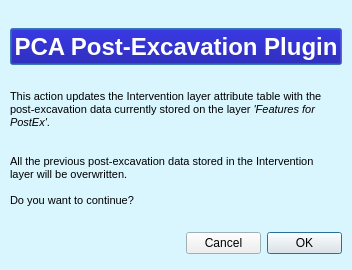
Above: PCA_PostExcavation/pca_postex_update_Interventions_dialog_base.ui from PCA-Geodata/PCA-PostExcavation-QGIS-Plugin before the change. Below: the same form after it.
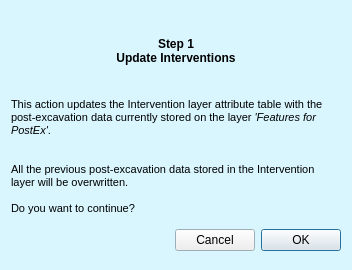
That is the form after the change. Icons and pictures are not drawn.

```diff
--- a/PCA_PostExcavation/pca_postex_update_Interventions_dialog_base.ui
+++ b/PCA_PostExcavation/pca_postex_update_Interventions_dialog_base.ui
@@ -101,358 +101,65 @@
   <property name="windowTitle">
    <string>PCA PostExcavation Plugin</string>
   </property>
-  <widget class="QPushButton" name="pushButton">
-   <property name="geometry">
-    <rect>
-     <x>10</x>
-     <y>28</y>
-     <width>332</width>
-     <height>37</height>
-    </rect>
-   </property>
-   <property name="sizePolicy">
-    <sizepolicy hsizetype="Fixed" vsizetype="Fixed">
-     <horstretch>0</horstretch>
-     <verstretch>0</verstretch>
-    </sizepolicy>
-   </property>
-   <property name="palette">
-    <palette>
-     <active>
-      <colorrole role="Button">
-       <brush brushstyle="SolidPattern">
-        <color alpha="255">
-         <red>0</red>
-         <green>0</green>
-         <blue>153</blue>
-        </color>
-       </brush>
-      </colorrole>
-      <colorrole role="Light">
-       <brush brushstyle="SolidPattern">
-        <color alpha="255">
-         <red>0</red>
-         <green>0</green>
-         <blue>147</blue>
-        </color>
-       </brush>
-      </colorrole>
-      <colorrole role="Dark">
-       <brush brushstyle="SolidPattern">
-        <color alpha="255">
-         <red>0</red>
-         <green>0</green>
-         <blue>153</blue>
-        </color>
-       </brush>
-      </colorrole>
-      <colorrole role="Mid">
-       <brush brushstyle="SolidPattern">
-        <color alpha="255">
-         <red>0</red>
-         <green>0</green>
-         <blue>147</blue>
-        </color>
-       </brush>
-      </colorrole>
-      <colorrole role="Text">
-       <brush brushstyle="SolidPattern">
-        <color alpha="255">
-         <red>0</red>
-         <green>0</green>
-         <blue>0</blue>
-        </color>
-       </brush>
-      </colorrole>
-      <colorrole role="BrightText">
-       <brush brushstyle="SolidPattern">
-        <color alpha="255">
-         <red>85</red>
-         <green>255</green>
-         <blue>0</blue>
-        </color>
-       </brush>
-      </colorrole>
-      <colorrole role="ButtonText">
-       <brush brushstyle="SolidPattern">
-        <color alpha="255">
-         <red>255</red>
-         <green>255</green>
-         <blue>255</blue>
-        </color>
-       </brush>
-      </colorrole>
-      <colorrole role="Base">
-       <brush brushstyle="SolidPattern">
-        <color alpha="255">
-         <red>0</red>
-         <green>0</green>
-         <blue>141</blue>
-        </color>
-       </brush>
-      </colorrole>
-      <colorrole role="Window">
-       <brush brushstyle="SolidPattern">
-        <color alpha="255">
-         <red>85</red>
-         <green>170</green>
-         <blue>255</blue>
-        </color>
-       </brush>
-      </colorrole>
-      <colorrole role="Shadow">
-       <brush brushstyle="SolidPattern">
-        <color alpha="255">
-         <red>0</red>
-         <green>0</green>
-         <blue>146</blue>
-        </color>
-       </brush>
-      </colorrole>
-      <colorrole role="PlaceholderText">
-       <brush brushstyle="SolidPattern">
-        <color alpha="128">
-         <red>0</red>
-         <green>0</green>
-         <blue>0</blue>
-        </color>
-       </brush>
-      </colorrole>
-     </active>
-     <inactive>
-      <colorrole role="Button">
-       <brush brushstyle="SolidPattern">
-        <color alpha="255">
-         <red>0</red>
-         <green>0</green>
-         <blue>153</blue>
-        </color>
-       </brush>
-      </colorrole>
-      <colorrole role="Light">
-       <brush brushstyle="SolidPattern">
-        <color alpha="255">
-         <red>0</red>
-         <green>0</green>
-         <blue>147</blue>
-        </color>
-       </brush>
-      </colorrole>
-      <colorrole role="Dark">
-       <brush brushstyle="SolidPattern">
-        <color alpha="255">
-         <red>0</red>
-         <green>0</green>
-         <blue>153</blue>
-        </color>
-       </brush>
-      </colorrole>
-      <colorrole role="Mid">
-       <brush brushstyle="SolidPattern">
-        <color alpha="255">
-         <red>0</red>
-         <green>0</green>
-         <blue>147</blue>
-        </color>
-       </brush>
-      </colorrole>
-      <colorrole role="Text">
-       <brush brushstyle="SolidPattern">
-        <color alpha="255">
-         <red>0</red>
-         <green>0</green>
-         <blue>0</blue>
-        </color>
-       </brush>
-      </colorrole>
-      <colorrole role="BrightText">
-       <brush brushstyle="SolidPattern">
-        <color alpha="255">
-         <red>85</red>
-         <green>255</green>
-         <blue>0</blue>
-        </color>
-       </brush>
-      </colorrole>
-      <colorrole role="ButtonText">
-       <brush brushstyle="SolidPattern">
-        <color alpha="255">
-         <red>255</red>
-         <green>255</green>
-         <blue>255</blue>
-        </color>
-       </brush>
-      </colorrole>
-      <colorrole role="Base">
-       <brush brushstyle="SolidPattern">
-        <color alpha="255">
-         <red>0</red>
-         <green>0</green>
-         <blue>141</blue>
-        </color>
-       </brush>
-      </colorrole>
-      <colorrole role="Window">
-       <brush brushstyle="SolidPattern">
-        <color alpha="255">
-         <red>85</red>
-         <green>170</green>
-         <blue>255</blue>
-        </color>
-       </brush>
-      </colorrole>
-      <colorrole role="Shadow">
-       <brush brushstyle="SolidPattern">
-        <color alpha="255">
-         <red>0</red>
-         <green>0</green>
-         <blue>146</blue>
-        </color>
-       </brush>
-      </colorrole>
-      <colorrole role="PlaceholderText">
-       <brush brushstyle="SolidPattern">
-        <color alpha="128">
-         <red>0</red>
-         <green>0</green>
-         <blue>0</blue>
-        </color>
-       </brush>
-      </colorrole>
-     </inactive>
-     <disabled>
-      <colorrole role="Button">
-       <brush brushstyle="SolidPattern">
-        <color alpha="255">
-         <red>0</red>
-         <green>0</green>
-         <blue>153</blue>
-        </color>
-       </brush>
-      </colorrole>
-      <colorrole role="Light">
-       <brush brushstyle="SolidPattern">
-        <color alpha="255">
-         <red>0</red>
-         <green>0</green>
-         <blue>147</blue>
-        </color>
-       </brush>
-      </colorrole>
-      <colorrole role="Dark">
-       <brush brushstyle="SolidPattern">
-        <color alpha="255">
-         <red>0</red>
-         <green>0</green>
-         <blue>153</blue>
-        </color>
-       </brush>
-      </colorrole>
-      <colorrole role="Mid">
-       <brush brushstyle="SolidPattern">
-        <color alpha="255">
-         <red>0</red>
-         <green>0</green>
-         <blue>147</blue>
-        </color>
-       </brush>
-      </colorrole>
-      <colorrole role="Text">
-       <brush brushstyle="SolidPattern">
-        <color alpha="255">
-         <red>0</red>
-         <green>0</green>
-         <blue>153</blue>
-        </color>
-       </brush>
-      </colorrole>
-      <colorrole role="BrightText">
-       <brush brushstyle="SolidPattern">
-        <color alpha="255">
-         <red>85</red>
-         <green>255</green>
-         <blue>0</blue>
-        </color>
-       </brush>
-      </colorrole>
-      <colorrole role="ButtonText">
-       <brush brushstyle="SolidPattern">
-        <color alpha="255">
-         <red>120</red>
-         <green>120</green>
-         <blue>120</blue>
-        </color>
-       </brush>
-      </colorrole>
-      <colorrole role="Base">
-       <brush brushstyle="SolidPattern">
-        <color alpha="255">
-         <red>85</red>
-         <green>170</green>
-         <blue>255</blue>
-        </color>
-       </brush>
-      </colorrole>
-      <colorrole role="Window">
-       <brush brushstyle="SolidPattern">
-        <color alpha="255">
-         <red>85</red>
-         <green>170</green>
-         <blue>255</blue>
-        </color>
-       </brush>
-      </colorrole>
-      <colorrole role="Shadow">
-       <brush brushstyle="SolidPattern">
-        <color alpha="255">
-         <red>0</red>
-         <green>0</green>
-         <blue>146</blue>
-        </color>
-       </brush>
-      </colorrole>
-      <colorrole role="PlaceholderText">
-       <brush brushstyle="SolidPattern">
-        <color alpha="128">
-         <red>0</red>
-         <green>0</green>
-         <blue>0</blue>
-        </color>
-       </brush>
-      </colorrole>
-     </disabled>
-    </palette>
-   </property>
+  <layout class="QVBoxLayout" name="verticalLayout">
+   <item>
+    <layout class="QGridLayout" name="gridLayout">
+     <item row="0" column="1" alignment="Qt::AlignHCenter">
+      <widget class="QLabel" name="label_3">
    <property name="font">
     <font>
-     <family>Arial</family>
-     <pointsize>18</pointsize>
+         <pointsize>9</pointsize>
      <weight>75</weight>
      <bold>true</bold>
     </font>
    </property>
-   <property name="cursor">
-    <cursorShape>BlankCursor</cursorShape>
-   </property>
+       <property name="text">
+        <string>&lt;html&gt;&lt;head/&gt;&lt;body&gt;&lt;p align=&quot;center&quot;&gt;Step 1&lt;br/&gt;Update Interventions&lt;/p&gt;&lt;/body&gt;&lt;/html&gt;</string>
+       </property>
+      </widget>
+     </item>
+     <item row="0" column="0">
+      <widget class="QLabel" name="label_2">
+       <property name="maximumSize">
+        <size>
+         <width>65</width>
+         <height>65</height>
+        </size>
+       </property>
    <property name="text">
-    <string>PCA Post-Excavation Plugin</string>
-   </property>
-   <property name="autoDefault">
-    <bool>false</bool>
-   </property>
-   <property name="flat">
-    <bool>false</bool>
-   </property>
-  </widget>
+        <string/>
+       </property>
+       <property name="pixmap">
+        <pixmap>icons/pca_logo_icon.png</pixmap>
+       </property>
+       <property name="scaledContents">
+        <bool>true</bool>
+       </property>
+      </widget>
+     </item>
+     <item row="0" column="2">
+      <widget class="QLabel" name="label_4">
+       <property name="maximumSize">
+        <size>
+         <width>65</width>
+         <height>65</height>
+        </size>
+       </property>
+       <property name="text">
+        <string/>
+       </property>
+       <property name="pixmap">
+        <pixmap>icons/PCA_postex_update_Intervention_icon.png</pixmap>
+       </property>
+       <property name="scaledContents">
+        <bool>true</bool>
+       </property>
+      </widget>
+     </item>
+    </layout>
+   </item>
+   <item>
   <widget class="QLabel" name="label">
-   <property name="geometry">
-    <rect>
-     <x>10</x>
-     <y>90</y>
-     <width>330</width>
-     <height>117</height>
-    </rect>
-   </property>
    <property name="sizePolicy">
     <sizepolicy hsizetype="Fixed" vsizetype="Fixed">
      <horstretch>0</horstretch>
@@ -483,15 +190,9 @@
     <bool>true</bool>
    </property>
   </widget>
+   </item>
+   <item>
   <widget class="QDialogButtonBox" name="button_box">
-   <property name="geometry">
-    <rect>
-     <x>186</x>
-     <y>232</y>
-     <width>156</width>
-     <height>23</height>
-    </rect>
-   </property>
    <property name="sizePolicy">
     <sizepolicy hsizetype="Fixed" vsizetype="Fixed">
      <horstretch>0</horstretch>
@@ -508,6 +209,8 @@
     <set>QDialogButtonBox::Cancel|QDialogButtonBox::Ok</set>
    </property>
   </widget>
+   </item>
+  </layout>
  </widget>
  <resources/>
  <connections>
```
Lines whose indentation alone changed are shown as unchanged.
